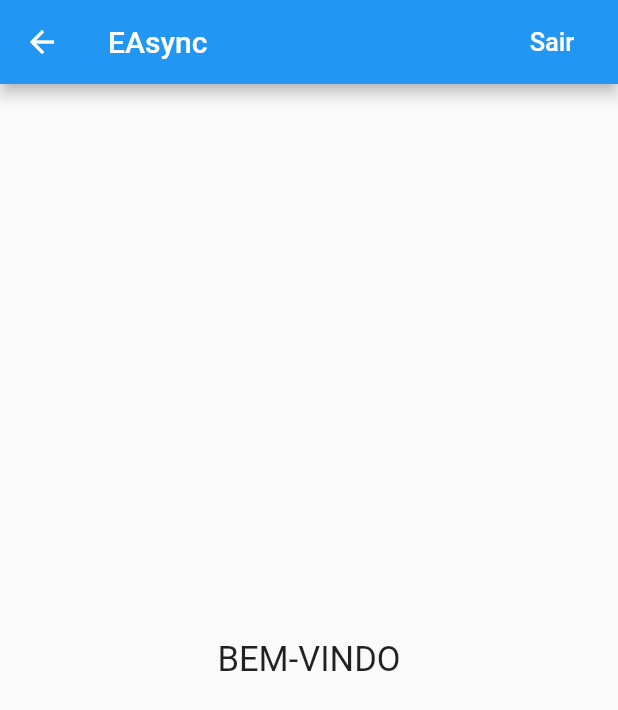
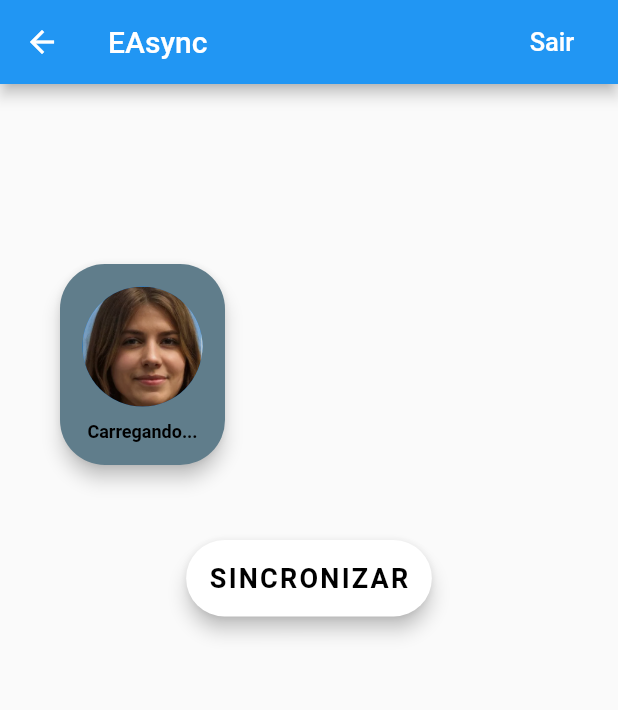
Before and after one commit to vitordullens/EAsync, a Flutter app: the HomeScreen screen opened directly, after a tap on "Sair", on a phone screen of 412 x 824 dp. Shown: the top 710 px of the screen. Run offline on Flutter 3.47's test engine with Material 2 defaults, Android fonts, the phone set to English and light mode, and no system bars; accounts and stored records are empty; Roboto replaces fonts that are missing (OpenSans).

Commit message:
Create a profile button

```diff
--- a/lib/screens/home_screen.dart
+++ b/lib/screens/home_screen.dart
@@ -1,13 +1,31 @@
 import 'package:easync_ihc/utilities/auth.dart';
 import 'package:flutter/material.dart';
+import 'package:easync_ihc/utilities/user.dart';
 
-class HomeScreen extends StatelessWidget {
+class HomeScreen extends StatefulWidget {
   HomeScreen({this.auth, this.onSignedOut});
   final Auth auth;
   final VoidCallback onSignedOut;
+  @override
+  _HomeScreenState createState() => _HomeScreenState();
+}
+
+class _HomeScreenState extends State<HomeScreen> {
+  var user;
 
   void _signOut() {
-    onSignedOut();
+    widget.onSignedOut();
+  }
+
+  @override
+  void initState() {
+    super.initState();
+    User().readUser().then((value) {
+      setState(() {
+        user = value;
+        print(user);
+      });
+    });
   }
 
   @override
@@ -25,11 +43,67 @@ class HomeScreen extends StatelessWidget {
         ],
       ),
       body: Container(
-        child: Center(
-          child: Text(
-            "BEM-VINDO",
-            style: TextStyle(fontSize: 23.0),
-          ),
+        padding: EdgeInsets.symmetric(
+          horizontal: 40.0,
+          vertical: 120.0,
+        ),
+        width: double.infinity,
+        child: Column(
+          crossAxisAlignment: CrossAxisAlignment.center,
+          children: <Widget>[
+            Row(
+              crossAxisAlignment: CrossAxisAlignment.center,
+              children: <Widget>[
+                RaisedButton(
+                  elevation: 5.0,
+                  padding: EdgeInsets.all(15.0),
+                  shape: RoundedRectangleBorder(
+                    borderRadius: BorderRadius.circular(30.0),
+                  ),
+                  onPressed: () => {},
+                  color: Colors.blueGrey,
+                  child: Column(children: <Widget>[
+                    CircleAvatar(
+                        radius: 40,
+                        backgroundImage:
+                            AssetImage('assets/images/profile.png')),
+                    SizedBox(height: 10.0),
+                    Text(
+                      user == null
+                          ? 'Carregando...'
+                          : 'Nome: ${user['nome']}\nE-mail: ${user['email']}',
+                      textAlign: TextAlign.start,
+                      style: TextStyle(
+                        color: Colors.black,
+                        fontSize: 12,
+                        fontWeight: FontWeight.bold,
+                      ),
+                    ),
+                  ]),
+                ),
+              ],
+            ),
+            SizedBox(height: 50.0),
+            RaisedButton(
+              elevation: 5.0,
+              onPressed: () => {},
+              padding: EdgeInsets.all(15.0),
+              shape: RoundedRectangleBorder(
+                borderRadius: BorderRadius.circular(30.0),
+              ),
+              color: Colors.white,
+              child: Text(
+                'SINCRONIZAR',
+                style: TextStyle(
+                  color: Colors.black,
+                  letterSpacing: 1.5,
+                  fontSize: 18.0,
+                  fontWeight: FontWeight.bold,
+                  fontFamily: 'OpenSans',
+                ),
+              ),
+            ),
+          ],
         ),
       ),
     );
--- a/lib/screens/login_screen.dart
+++ b/lib/screens/login_screen.dart
@@ -2,7 +2,6 @@ import 'package:flutter/material.dart';
 import 'package:flutter/services.dart';
 import 'package:easync_ihc/utilities/constants.dart';
 import 'package:easync_ihc/utilities/auth.dart';
-import 'package:easync_ihc/utilities/user.dart';
 
 class LoginScreen extends StatefulWidget {
   LoginScreen({this.auth, this.onSignedIn});
@@ -34,9 +33,6 @@ class _LoginScreenState extends State<LoginScreen> {
     if (validateAndSave()) {
       try {
         String userId = await widget.auth.signIn(_email, _password);
-        String data = await User().readUser();
-        print('Signed in: $userId');
-        print('Data: $data');
         if (userId != '0') {
           setState(() {
             _isValid = true;
@@ -216,9 +212,7 @@ class _LoginScreenState extends State<LoginScreen> {
                         ),
                         SizedBox(height: 50.0),
                         _buildEmailTF(),
-                        SizedBox(
-                          height: 30.0,
-                        ),
+                        SizedBox(height: 30.0),
                         _buildPasswordTF(),
                         SizedBox(height: 10.0),
                         _isValid
--- a/lib/utilities/user.dart
+++ b/lib/utilities/user.dart
@@ -1,4 +1,5 @@
 import 'dart:io';
+import 'dart:convert';
 import 'dart:async' show Future;
 import 'package:path_provider/path_provider.dart';
 
@@ -17,16 +18,17 @@ class User {
     return File('$path/user.json');
   }
 
-  Future<File> writeUser(var user) async {
+  Future<File> writeUser(Map<String, dynamic> user) async {
     final file = await _localFile;
-    return file.writeAsString('$user');
+    var json = jsonEncode(user);
+    return file.writeAsString('$json');
   }
 
-  Future<String> readUser() async {
+  Future<Map<String, dynamic>> readUser() async {
     try {
       final file = await _localFile;
-      String data = await file.readAsString();
-      return data;
+      Map<String, dynamic> user = jsonDecode(await file.readAsString());
+      return user;
     } catch (e) {
       return null;
     }
--- a/pubspec.yaml
+++ b/pubspec.yaml
@@ -47,6 +47,7 @@ flutter:
   # To add assets to your application, add an assets section, like this:
   assets:
       - assets/json/
+      - assets/images/
   #   - images/a_dot_ham.jpeg
 
   # An image asset can refer to one or more resolution-specific "variants", see
```
Also changed, not shown: assets/images/profile.png (renamed from assets/images/rose.png).
